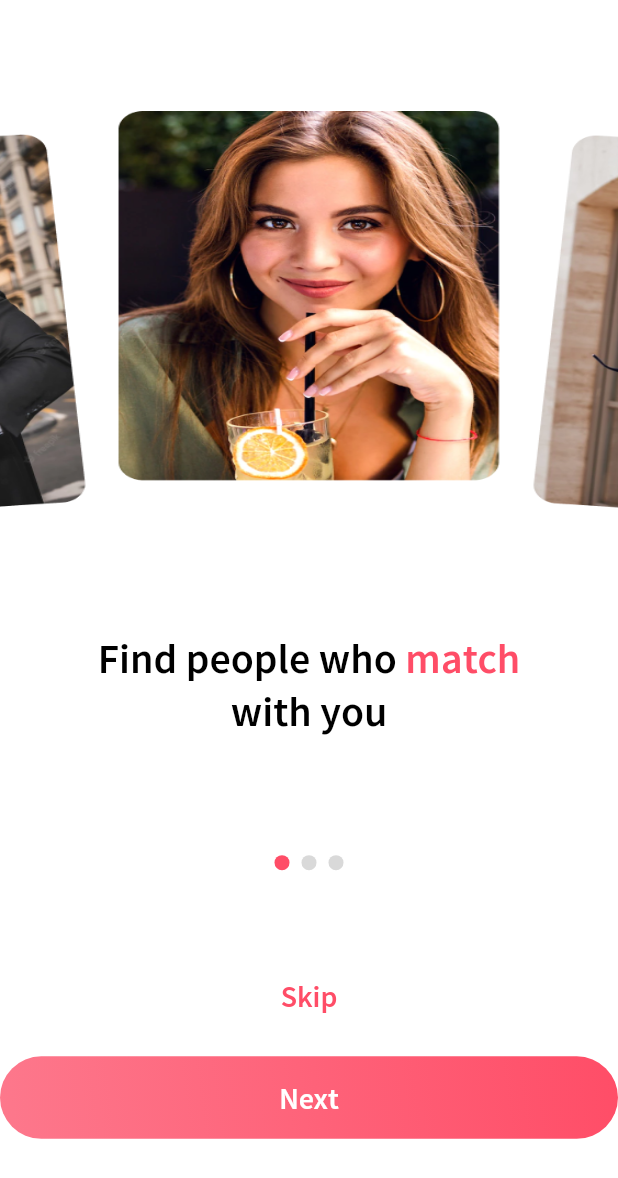
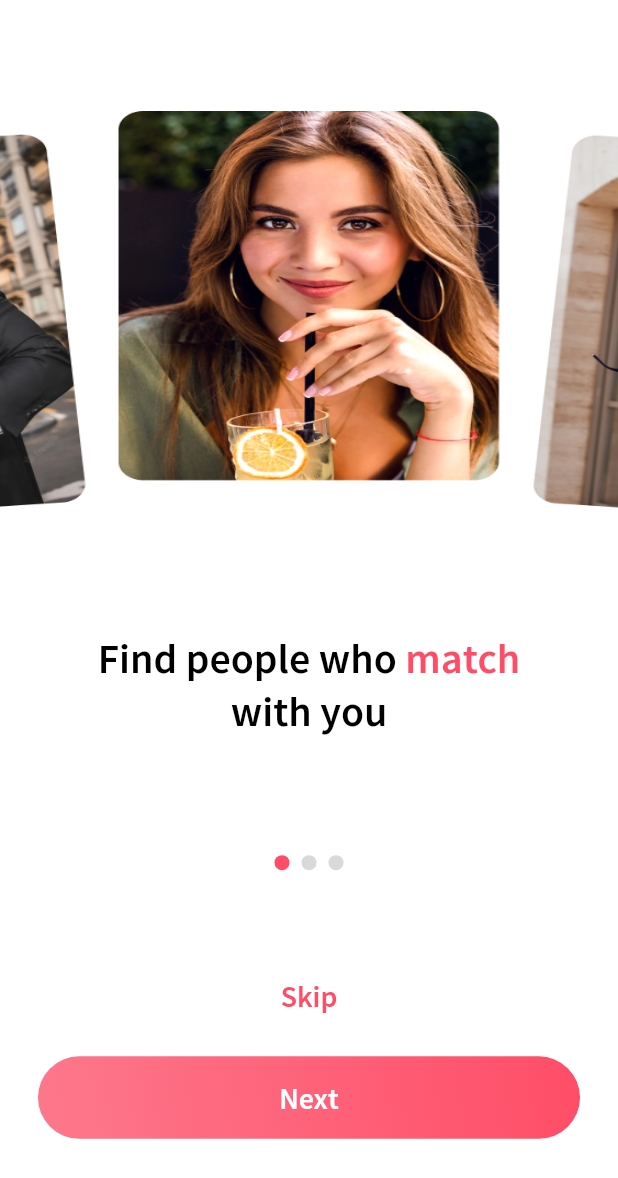
Before and after one commit to Neel-I2C/datingapp, a Flutter app: the screen it shows after launch, on a phone screen of 412 x 824 dp. Shown: the top 1178 px of the screen. Run offline on Flutter 3.47's test engine with Material 2 defaults, Android fonts, the phone set to English and light mode, and no system bars; our stand-ins replace dotted_border, flutter_svg, fluttertoast, get, pinput, swipe_cards.

```diff
--- a/lib/screens/auth/login_with_phone/my_mobile_screen.dart
+++ b/lib/screens/auth/login_with_phone/my_mobile_screen.dart
@@ -50,7 +50,7 @@ class MyMobileScreen extends StatelessWidget {
             onTap: () {
               Get.to(() => VerifyOtpScreen());
             },
-            title: "Login With Email",
+            title: "Continue",
           ),
           SizedBox(
             height: 185.0,
--- a/lib/screens/auth/trouble_login/login_by_email_screen.dart
+++ b/lib/screens/auth/trouble_login/login_by_email_screen.dart
@@ -47,7 +47,7 @@ you in''',
             onTap: () {
               Get.to(() => CheckYourEmailScreen());
             },
-            title: "Login With Email",
+            title: "Send Email",
           ),
           SizedBox(
             height: 185.0,
--- a/lib/screens/bottomScreen/home/home_screen.dart
+++ b/lib/screens/bottomScreen/home/home_screen.dart
@@ -106,7 +106,7 @@ class _HomeScreenState extends State<HomeScreen> {
             children: [
               ///tinder swiper
               SizedBox(
-                height: 532,
+                height: Get.height/1.48 /*532*/,
                 child: SwipeCards(
                   matchEngine: _matchEngine,
                   itemBuilder: (BuildContext context, int index) {
--- a/lib/screens/bottomScreen/like/controller/like_controller.dart
+++ b/lib/screens/bottomScreen/like/controller/like_controller.dart
@@ -28,6 +28,7 @@ class LikeInfo {
 class OnBoardingController extends GetxController {
   var selectedPageIndex = 0.obs;
   var selectedIndex;
+
   void selectedItem(index) {
     selectedIndex = index;
     update();
@@ -57,4 +58,9 @@ class OnBoardingController extends GetxController {
     LikeInfo(
         title: "Unlimited Likes", subTitle: "Send as many likes as you want"),
   ];
+  List<LikeInfo> primeInfo = [
+    LikeInfo(title: "months", subTitle: "\$7/mo", image: "12"),
+    LikeInfo(title: "months", subTitle: "\$10/mo", image: "6"),
+    LikeInfo(title: "months", subTitle: "\$19/mo", image: "1"),
+  ];
 }
--- a/lib/screens/bottomScreen/profile/profile_screen.dart
+++ b/lib/screens/bottomScreen/profile/profile_screen.dart
@@ -46,7 +46,7 @@ class ProfileScreen extends StatelessWidget {
             ),
           ),
           SizedBox(
-            height: 57,
+            height: Get.height / 15.63 /*57*/,
           ),
           Padding(
             padding: const EdgeInsets.symmetric(horizontal: 53),
--- a/lib/screens/onboadingScreen/utiles/onboarding_utiles.dart
+++ b/lib/screens/onboadingScreen/utiles/onboarding_utiles.dart
@@ -128,7 +128,6 @@ class SecondPart extends StatelessWidget {
             padding: EdgeInsets.symmetric(horizontal: 24),
             child: CommonButton(
               title: "Next",
-              width: Get.width,
               onTap: () {
                 onBoardingController.forwardAction();
               },
--- a/lib/utiles/widgets/widgets.dart
+++ b/lib/utiles/widgets/widgets.dart
@@ -30,7 +30,7 @@ class CommonButton extends StatelessWidget {
       onTap: onTap,
       child: Container(
         height: 55,
-        width: width ?? 360,
+        width: width ?? Get.width / 1.14 /*360*/,
         alignment: Alignment.center,
         decoration: BoxDecoration(
           borderRadius: BorderRadius.circular(32.0),
```
Also changed, not shown: lib/screens/auth/login_with_phone/your_interests_screen.dart (+12 -0 lines), lib/screens/bottomScreen/like/utiles/like_utiles_screen.dart (+20 -5 lines).
